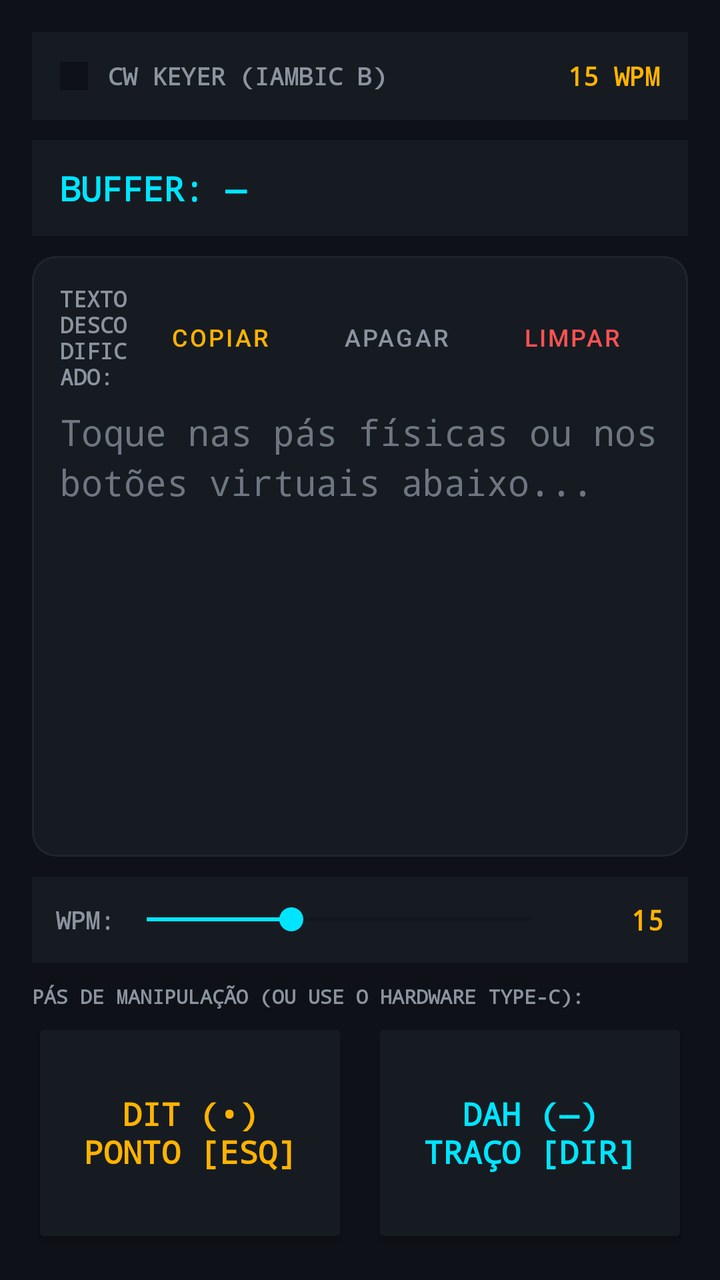
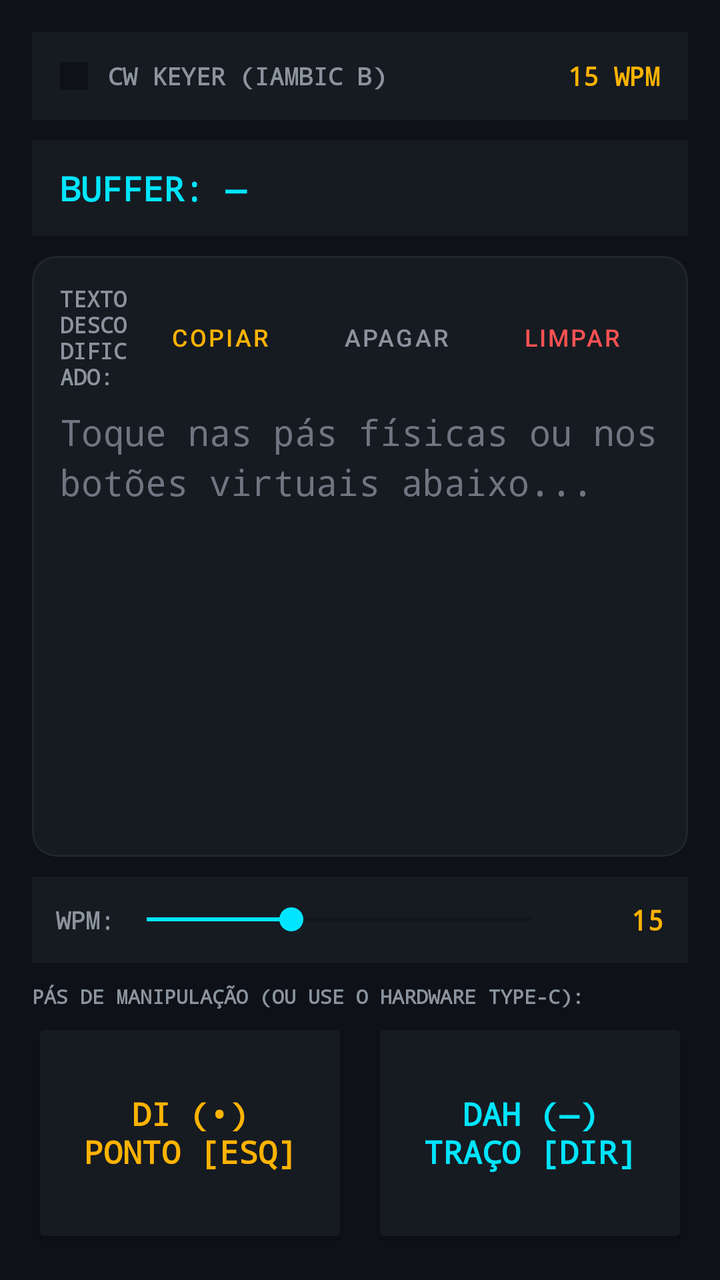

Before-and-after screenshots of an Android layout around one commit, followed by the original layout XML and the change that was made.
<!-- AndroidManifest.xml: application theme Theme.MorseGO -->
<!-- res/layout/fragment_keyer.xml -->
<?xml version="1.0" encoding="utf-8"?>
<LinearLayout xmlns:android="http://schemas.android.com/apk/res/android"
    xmlns:app="http://schemas.android.com/apk/res-auto"
    android:layout_width="match_parent"
    android:layout_height="match_parent"
    android:background="@color/radio_dark"
    android:orientation="vertical"
    android:padding="16dp">

    
    <LinearLayout
        android:layout_width="match_parent"
        android:layout_height="44dp"
        android:background="@color/radio_surface"
        android:gravity="center_vertical"
        android:orientation="horizontal"
        android:paddingStart="14dp"
        android:paddingEnd="14dp">

        <View
            android:id="@+id/ledTxIndicator"
            android:layout_width="14dp"
            android:layout_height="14dp"
            android:background="@color/radio_dark" />

        <TextView
            android:id="@+id/tvTxStatus"
            android:layout_width="0dp"
            android:layout_height="wrap_content"
            android:layout_marginStart="10dp"
            android:layout_weight="1"
            android:fontFamily="monospace"
            android:text="CW KEYER (IAMBIC B)"
            android:textColor="@color/text_secondary"
            android:textSize="12sp"
            android:textStyle="bold" />

        <TextView
            android:id="@+id/tvKeyerWpm"
            android:layout_width="wrap_content"
            android:layout_height="wrap_content"
            android:fontFamily="monospace"
            android:text="15 WPM"
            android:textColor="@color/morse_amber"
            android:textSize="13sp"
            android:textStyle="bold" />
    </LinearLayout>

    
    <LinearLayout
        android:layout_width="match_parent"
        android:layout_height="48dp"
        android:layout_marginTop="10dp"
        android:background="@color/radio_surface"
        android:gravity="center_vertical"
        android:paddingStart="14dp"
        android:paddingEnd="14dp">

        <TextView
            android:id="@+id/tvBuffer"
            android:layout_width="match_parent"
            android:layout_height="wrap_content"
            android:fontFamily="monospace"
            android:text="BUFFER: —"
            android:textColor="@color/morse_cyan"
            android:textSize="17sp"
            android:textStyle="bold" />
    </LinearLayout>

    
    <com.google.android.material.card.MaterialCardView
        android:layout_width="match_parent"
        android:layout_height="0dp"
        android:layout_marginTop="10dp"
        android:layout_weight="1"
        android:backgroundTint="@color/radio_surface"
        app:cardCornerRadius="12dp"
        app:cardElevation="0dp"
        app:strokeColor="@color/radio_surface_variant"
        app:strokeWidth="1dp">

        <LinearLayout
            android:layout_width="match_parent"
            android:layout_height="match_parent"
            android:orientation="vertical"
            android:padding="14dp">

            <LinearLayout
                android:layout_width="match_parent"
                android:layout_height="wrap_content"
                android:gravity="center_vertical"
                android:orientation="horizontal">

                <TextView
                    android:layout_width="0dp"
                    android:layout_height="wrap_content"
                    android:layout_weight="1"
                    android:fontFamily="monospace"
                    android:text="TEXTO DESCODIFICADO:"
                    android:textColor="@color/text_secondary"
                    android:textSize="11sp"
                    android:textStyle="bold" />

                <Button
                    android:id="@+id/btnCopyText"
                    style="@style/Widget.MaterialComponents.Button.TextButton"
                    android:layout_width="wrap_content"
                    android:layout_height="wrap_content"
                    android:text="Copiar"
                    android:textColor="@color/morse_amber"
                    android:textSize="12sp" />

                <Button
                    android:id="@+id/btnBackspace"
                    style="@style/Widget.MaterialComponents.Button.TextButton"
                    android:layout_width="wrap_content"
                    android:layout_height="wrap_content"
                    android:text="Apagar"
                    android:textColor="@color/text_secondary"
                    android:textSize="12sp" />

                <Button
                    android:id="@+id/btnClearText"
                    style="@style/Widget.MaterialComponents.Button.TextButton"
                    android:layout_width="wrap_content"
                    android:layout_height="wrap_content"
                    android:text="Limpar"
                    android:textColor="@color/morse_red"
                    android:textSize="12sp" />
            </LinearLayout>

            <TextView
                android:id="@+id/tvDecodedOutput"
                android:layout_width="match_parent"
                android:layout_height="match_parent"
                android:layout_marginTop="8dp"
                android:fontFamily="monospace"
                android:hint="Toque nas pás físicas ou nos botões virtuais abaixo..."
                android:lineSpacingExtra="4dp"
                android:textColor="@color/text_primary"
                android:textColorHint="@color/text_tertiary"
                android:textSize="18sp" />
        </LinearLayout>
    </com.google.android.material.card.MaterialCardView>

    
    <LinearLayout
        android:layout_width="match_parent"
        android:layout_height="wrap_content"
        android:layout_marginTop="10dp"
        android:background="@color/radio_surface"
        android:gravity="center_vertical"
        android:orientation="horizontal"
        android:padding="12dp">

        <TextView
            android:layout_width="wrap_content"
            android:layout_height="wrap_content"
            android:fontFamily="monospace"
            android:text="WPM:"
            android:textColor="@color/text_secondary"
            android:textSize="12sp"
            android:textStyle="bold" />

        <SeekBar
            android:id="@+id/seekWpm"
            android:layout_width="0dp"
            android:layout_height="wrap_content"
            android:layout_weight="1"
            android:max="40"
            android:progress="15" />

        <TextView
            android:id="@+id/tvSeekWpmValue"
            android:layout_width="50dp"
            android:layout_height="wrap_content"
            android:fontFamily="monospace"
            android:gravity="end"
            android:text="15"
            android:textColor="@color/morse_amber"
            android:textSize="14sp"
            android:textStyle="bold" />
    </LinearLayout>

    
    <TextView
        android:layout_width="wrap_content"
        android:layout_height="wrap_content"
        android:layout_marginTop="10dp"
        android:layout_marginBottom="4dp"
        android:fontFamily="monospace"
        android:text="PÁS DE MANIPULAÇÃO (OU USE O HARDWARE TYPE-C):"
        android:textColor="@color/text_secondary"
        android:textSize="10sp"
        android:textStyle="bold" />

    <LinearLayout
        android:layout_width="match_parent"
        android:layout_height="115dp"
        android:orientation="horizontal">

        <Button
            android:id="@+id/btnFreeDit"
            android:layout_width="0dp"
            android:layout_height="match_parent"
            android:layout_marginEnd="6dp"
            android:layout_weight="1"
            android:backgroundTint="@color/radio_surface"
            android:fontFamily="monospace"
            android:text="DIT (•)\nPonto [Esq]"
            android:textColor="@color/morse_amber"
            android:textSize="16sp"
            android:textStyle="bold"
            app:cornerRadius="10dp"
            app:strokeColor="@color/morse_amber"
            app:strokeWidth="1dp" />

        <Button
            android:id="@+id/btnFreeDah"
            android:layout_width="0dp"
            android:layout_height="match_parent"
            android:layout_marginStart="6dp"
            android:layout_weight="1"
            android:backgroundTint="@color/radio_surface"
            android:fontFamily="monospace"
            android:text="DAH (—)\nTraço [Dir]"
            android:textColor="@color/morse_cyan"
            android:textSize="16sp"
            android:textStyle="bold"
            app:cornerRadius="10dp"
            app:strokeColor="@color/morse_cyan"
            app:strokeWidth="1dp" />
    </LinearLayout>

</LinearLayout>
<!-- resources referenced by this layout -->
<resources>
  <color name="morse_amber">#FFB300</color>
  <color name="morse_cyan">#00E5FF</color>
  <color name="morse_red">#FF5252</color>
  <color name="radio_dark">#0E1117</color>
  <color name="radio_surface">#161B22</color>
  <color name="radio_surface_variant">#21262D</color>
  <color name="text_primary">#F0F6FC</color>
  <color name="text_secondary">#8B949E</color>
  <color name="text_tertiary">#6E7681</color>
  <style name="Theme.MorseGO" parent="Theme.MaterialComponents.DayNight.NoActionBar">
          
          <item name="colorPrimary">@color/morse_amber</item>
          <item name="colorPrimaryVariant">@color/morse_amber_dark</item>
          <item name="colorOnPrimary">@color/radio_dark</item>
  
          
          <item name="colorSecondary">@color/morse_cyan</item>
          <item name="colorSecondaryVariant">@color/morse_cyan_dark</item>
          <item name="colorOnSecondary">@color/radio_dark</item>
  
          
          <item name="android:colorBackground">@color/radio_dark</item>
          <item name="colorSurface">@color/radio_surface</item>
          <item name="colorOnSurface">@color/text_primary</item>
  
          
          <item name="android:statusBarColor">@color/radio_dark</item>
          <item name="android:navigationBarColor">@color/radio_dark</item>
          <item name="android:windowLightStatusBar">false</item>
      </style>
  <color name="morse_amber_dark">#FF8F00</color>
  <color name="morse_cyan_dark">#00B0FF</color>
</resources>

<!-- the commit's change to res/layout/fragment_keyer.xml (unified diff, before → after) -->
@@ -207,13 +207,13 @@
             android:layout_weight="1"
             android:backgroundTint="@color/radio_surface"
             android:fontFamily="monospace"
-            android:text="DIT (•)\nPonto [Esq]"
+            android:text="DI (•)\nPONTO [ESQ]"
             android:textColor="@color/morse_amber"
             android:textSize="16sp"
             android:textStyle="bold"
             app:cornerRadius="10dp"
             app:strokeColor="@color/morse_amber"
-            app:strokeWidth="1dp" />
+            app:strokeWidth="2dp" />
 
         <Button
             android:id="@+id/btnFreeDah"
@@ -223,13 +223,13 @@
             android:layout_weight="1"
             android:backgroundTint="@color/radio_surface"
             android:fontFamily="monospace"
-            android:text="DAH (—)\nTraço [Dir]"
+            android:text="DAH (—)\nTRAÇO [DIR]"
             android:textColor="@color/morse_cyan"
             android:textSize="16sp"
             android:textStyle="bold"
             app:cornerRadius="10dp"
             app:strokeColor="@color/morse_cyan"
-            app:strokeWidth="1dp" />
+            app:strokeWidth="2dp" />
     </LinearLayout>
 
 </LinearLayout>
